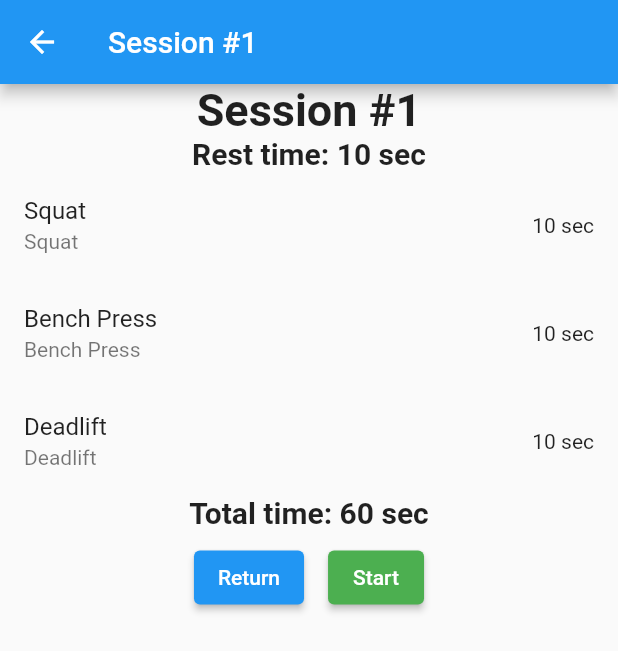
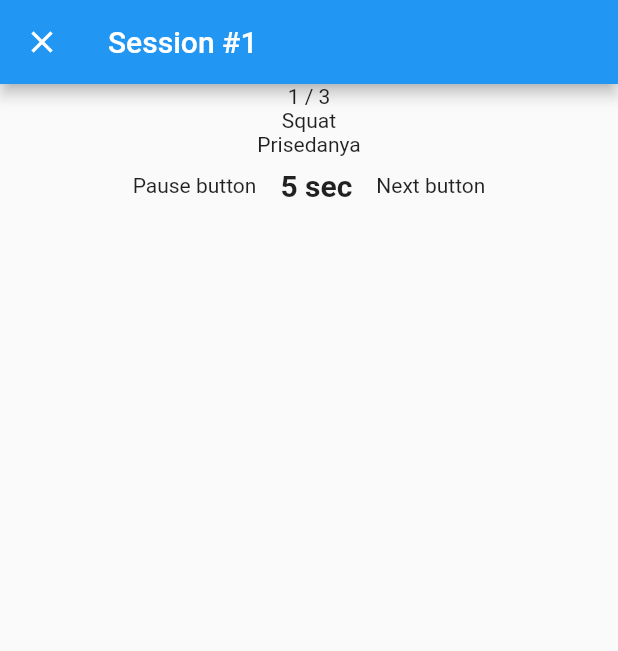
Before and after one commit to dmitrii-cernev/Seqxercise, a Flutter app: the TrainingSessionDetailedInfoScreen screen opened directly with sample values from the repository, after a tap on "Start", on a phone screen of 412 x 824 dp. Shown: the top 651 px of the screen. Run offline on Flutter 3.47's test engine with Material 2 defaults, Android fonts, the phone set to English and light mode, and no system bars.

Commit message:
'skeleton' of a training session in progress

```diff
--- a/lib/screen/training_session_screen.dart
+++ b/lib/screen/training_session_screen.dart
@@ -1,3 +1,5 @@
+import 'dart:async';
+
 import 'package:flutter/material.dart';
 
 import '../model/exercise_unit.dart';
@@ -93,7 +95,14 @@ class TrainingSessionDetailedInfoScreen extends StatelessWidget {
                 Padding(
                   padding: const EdgeInsets.all(8.0),
                   child: ElevatedButton(
-                    onPressed: () {},
+                    onPressed: () {
+                      Navigator.push(
+                          context,
+                          MaterialPageRoute(
+                              builder: (context) => TrainingSessionInProgress(
+                                    trainingSession: trainingSession,
+                                  )));
+                    },
                     style:
                         ElevatedButton.styleFrom(backgroundColor: Colors.green),
                     child: const Text('Start'),
@@ -113,16 +122,16 @@ List<TrainingSession> getTrainingSessions() {
     TrainingSession(
         name: 'Session #1',
         exercises: [
-          ExerciseUnit(name: 'Squat', description: 'Squat', leadTime: 10),
+          ExerciseUnit(name: 'Squat', description: 'Prisedanya', leadTime: 5),
           ExerciseUnit(
-              name: 'Bench Press', description: 'Bench Press', leadTime: 10),
-          ExerciseUnit(name: 'Deadlift', description: 'Deadlift', leadTime: 10),
+              name: 'Bench Press', description: 'Bench Press', leadTime: 6),
+          ExerciseUnit(name: 'Deadlift', description: 'Deadlift', leadTime: 7),
         ],
         restTime: 10),
     TrainingSession(
         name: 'Session #2',
         exercises: [
-          ExerciseUnit(name: 'Squat', description: 'Squat', leadTime: 10),
+          ExerciseUnit(name: 'Squat', description: 'Prisedanya', leadTime: 10),
           ExerciseUnit(
               name: 'Dumbel Press', description: 'Dumbel Press', leadTime: 10),
           ExerciseUnit(name: 'Deadlift', description: 'Deadlift', leadTime: 10),
@@ -132,3 +141,74 @@ List<TrainingSession> getTrainingSessions() {
         restTime: 10),
   ];
 }
+
+class TrainingSessionInProgress extends StatefulWidget {
+  final TrainingSession trainingSession;
+
+  const TrainingSessionInProgress({super.key, required this.trainingSession});
+
+  @override
+  State<TrainingSessionInProgress> createState() =>
+      _TrainingSessionInProgressState();
+}
+
+class _TrainingSessionInProgressState extends State<TrainingSessionInProgress> {
+  Timer? _leadTimeTimer;
+  int _index = 0;
+
+  @override
+  Widget build(BuildContext context) {
+    var exercises = widget.trainingSession.exercises;
+    _leadTimeTimer =
+        Timer.periodic(Duration(seconds: exercises[_index].leadTime), (timer) {
+      if (timer.isActive && _index < exercises.length - 1) {
+        setState(() {
+          _index++;
+        });
+      } else {
+        timer.cancel();
+      }
+    });
+    return Scaffold(
+      appBar: AppBar(
+        title: Text(widget.trainingSession.name),
+        automaticallyImplyLeading: false,
+        leading: IconButton(
+            onPressed: () {
+              _leadTimeTimer!.cancel();
+              Navigator.pop(context);
+            },
+            icon: const Icon(Icons.close)),
+      ),
+      body: Center(
+        child: Column(
+          children: [
+            Text('${_index + 1} / ${exercises.length}'),
+            Text(exercises[_index].name),
+            Text(exercises[_index].description),
+            Row(
+              mainAxisAlignment: MainAxisAlignment.center,
+              children: [
+                Padding(
+                  padding: const EdgeInsets.all(8.0),
+                  child: Text('Pause button'),
+                ),
+                Padding(
+                  padding: const EdgeInsets.all(8.0),
+                  child: Text(
+                    '${exercises[_index].leadTime} sec',
+                    style: const TextStyle(
+                        fontSize: 20, fontWeight: FontWeight.bold),
+                  ),
+                ),
+                Padding(
+                    padding: const EdgeInsets.all(8.0),
+                    child: Text('Next button')),
+              ],
+            )
+          ],
+        ),
+      ),
+    );
+  }
+}
```
